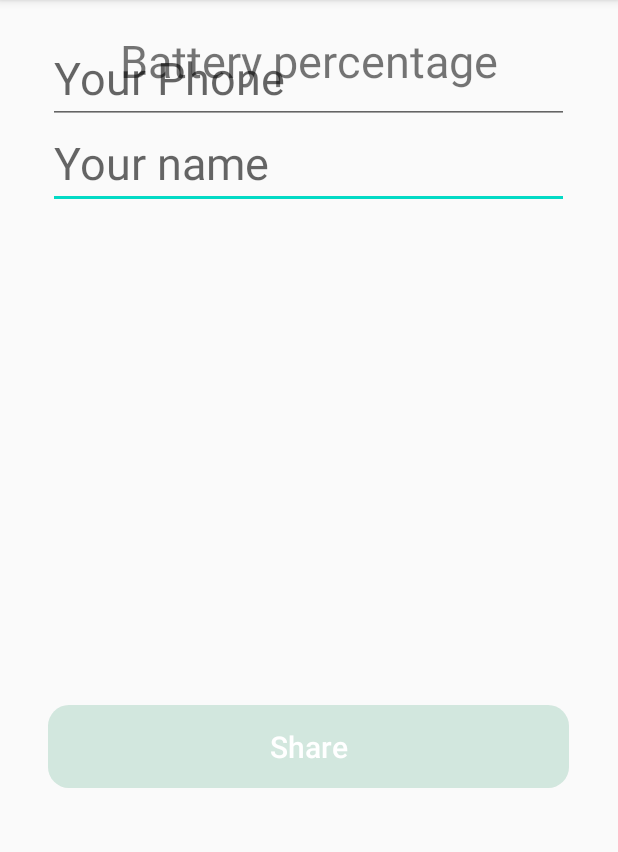
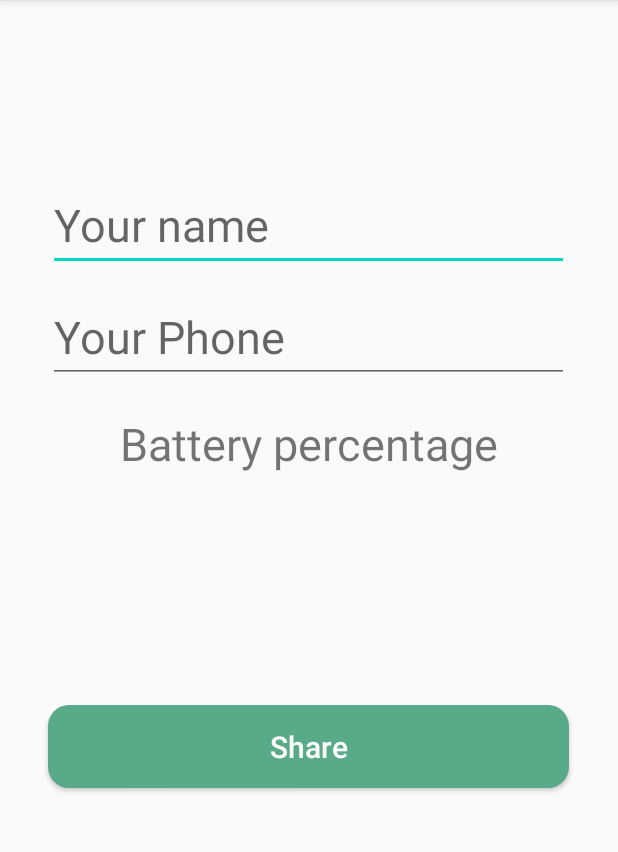
Before and after one commit to Ronny011/mobile_app, an Android app: the screen it shows after launch (MainActivity), on a phone screen of 412 x 824 dp, the part 84-936 px from its top. Run offline under Robolectric (Android 15) with nearby library versions, the phone set to English and light mode, and no system bars.

Commit message:
major update
removed all button disable/enable and view watcher functionality. Wasn't playing nice with toasts

```diff
--- a/app/src/main/res/drawable/button_selector.xml
+++ /dev/null
@@ -1,9 +0,0 @@
-<?xml version="1.0" encoding="utf-8"?>
-<selector xmlns:android="http://schemas.android.com/apk/res/android">
-    <item
-        android:state_enabled="false"
-        android:drawable="@drawable/disabled_button" />
-    <item
-        android:state_enabled="true"
-        android:drawable="@drawable/sharebutton" />
-</selector>
--- a/app/src/main/res/drawable/disabled_button.xml
+++ /dev/null
@@ -1,10 +0,0 @@
-<?xml version="1.0" encoding="utf-8"?>
-<shape xmlns:android="http://schemas.android.com/apk/res/android"
-    android:shape = "rectangle">
-    <solid
-        android:color="@color/disabled"
-        />
-    <corners
-        android:radius="14dp"
-        />
-</shape>
--- a/app/src/main/res/layout/activity_main.xml
+++ b/app/src/main/res/layout/activity_main.xml
@@ -12,7 +12,7 @@
         android:id="@+id/nameBox"
         android:layout_width="347dp"
         android:layout_height="55dp"
-        android:layout_marginTop="84dp"
+        android:layout_marginTop="125dp"
         android:layout_gravity="center_horizontal"
         android:autofillHints=""
         android:hint="@string/your_name"
@@ -23,7 +23,7 @@
         android:id="@+id/phoneBox"
         android:layout_width="347dp"
         android:layout_height="55dp"
-        android:layout_marginTop="27dp"
+        android:layout_marginTop="200dp"
         android:layout_gravity="center_horizontal"
         android:hint="@string/your_phone"
         android:inputType="phone"
@@ -34,7 +34,7 @@
         android:id="@+id/battBox"
         android:layout_width="wrap_content"
         android:layout_height="55dp"
-        android:layout_marginTop="20dp"
+        android:layout_marginTop="275dp"
         android:layout_gravity="center_horizontal"
         android:text="@string/batt_per"
         android:textSize="30sp"
@@ -46,23 +46,11 @@
         android:layout_height="55dp"
         android:layout_gravity="center_horizontal"
         android:layout_marginTop="470dp"
-        android:background="@drawable/button_selector"
+        android:background="@drawable/sharebutton"
         android:radius="14dp"
         android:text="@string/button"
         android:textAllCaps="false"
         android:textColor="@color/colorShare"
         android:textSize="20sp"
-        android:enabled="false"
         />
-
-    <Button
-        android:id="@+id/trans_button"
-        android:layout_width="347dp"
-        android:layout_height="55dp"
-        android:layout_gravity="center_horizontal"
-        android:layout_marginTop="470dp"
-        android:background="@color/transparent"
-        android:enabled="true"
-        android:radius="14dp" />
-
 </FrameLayout>
--- a/app/src/main/res/values/colors.xml
+++ b/app/src/main/res/values/colors.xml
@@ -7,6 +7,4 @@
     <color name="colorShare">#FFFFFF</color>
     <color name="edit">#E4E4E4</color>
     <color name="border">#A3A3A3</color>
-    <color name="disabled">#4058AA89</color>
-    <color name="transparent">#00000000</color>
 </resources>
```
Also changed, not shown: app/src/main/java/com/example/battery/MainActivity.java (+29 -62 lines).
